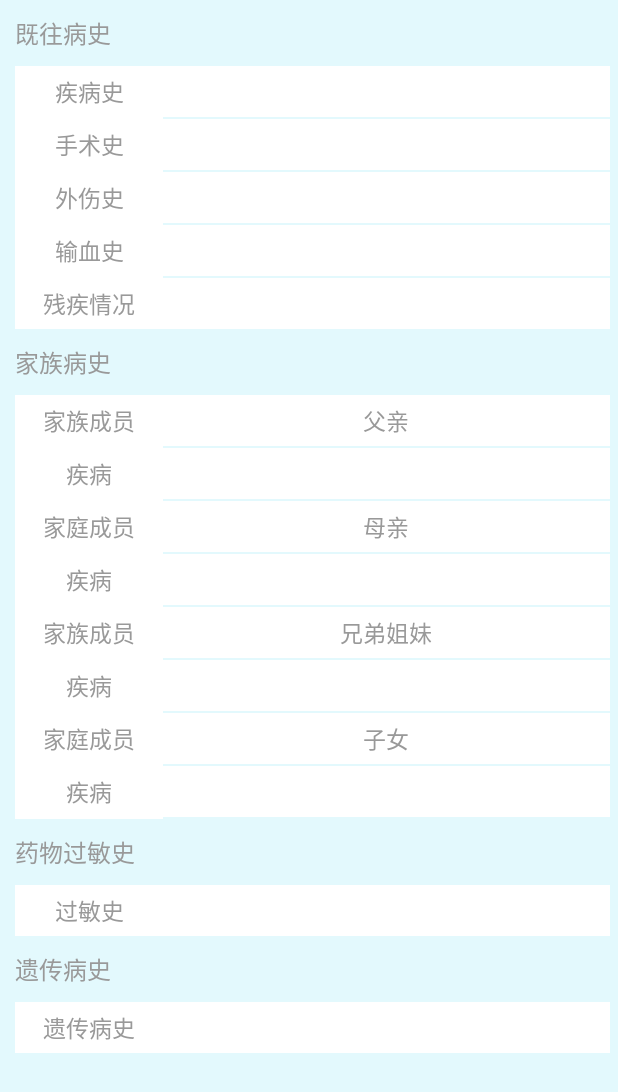
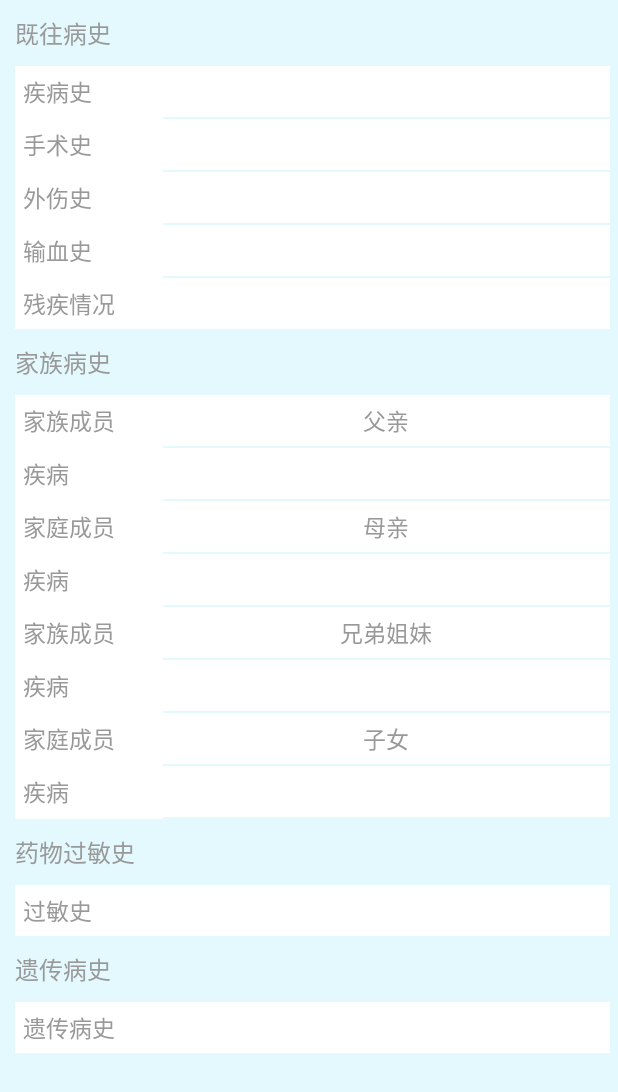
Before and after one commit to faha1995/TheHealthy, an Android app: the layout fragment_medicalhistory.xml on its own in the app's theme, with its tools: preview values and no code run, on a phone screen of 412 x 824 dp. Shown: the top 1092 px of the screen. Run offline under Robolectric (Android 15) with nearby library versions, the phone set to English and light mode, and no system bars; network calls fail.

Commit message:
资料信息，既往病史 界面数据

```diff
--- a/app/src/main/java/com/example/administrator/thehealthy/fragment/inforFrament/HabitFragment.java
+++ b/app/src/main/java/com/example/administrator/thehealthy/fragment/inforFrament/HabitFragment.java
@@ -81,13 +81,13 @@ public class HabitFragment extends BaseFragment {
         }, new Response.ErrorListener() {
             @Override
             public void onErrorResponse(VolleyError error) {
-                Toast.makeText(getActivity(),error.getMessage(),Toast.LENGTH_SHORT).show();
+                Toast.makeText(getActivity(), error.getMessage(), Toast.LENGTH_SHORT).show();
             }
         }) {
             @Override
             protected Map<String, String> getParams() throws AuthFailureError {
                 HashMap<String, String> params = new HashMap<>();
-                params.put("resident_id",user.get("resident_id"));
+                params.put("resident_id", user.get("resident_id"));
                 return params;
             }
         };
--- a/app/src/main/res/layout/fragment_medicalhistory.xml
+++ b/app/src/main/res/layout/fragment_medicalhistory.xml
@@ -15,6 +15,7 @@
             android:orientation="vertical">
 
 
+
                 <TextView
                     android:layout_width="wrap_content"
                     android:layout_height="wrap_content"
@@ -22,6 +23,7 @@
                     android:text="既往病史"
                     android:textColor="@color/secondaryColor"
                     android:textSize="16sp" />
+
 
             <LinearLayout
                 android:layout_width="match_parent"
@@ -41,7 +43,6 @@
                         android:layout_width="0dp"
                         android:layout_height="wrap_content"
                         android:layout_weight="1"
-                        android:gravity="center"
                         android:padding="@dimen/fragment_information_textPadding"
                         android:text="疾病史"
                         android:textColor="@color/secondaryColor"
@@ -71,7 +72,6 @@
                         android:layout_width="0dp"
                         android:layout_height="wrap_content"
                         android:layout_weight="1"
-                        android:gravity="center"
                         android:padding="@dimen/fragment_information_textPadding"
                         android:text="手术史"
                         android:textColor="@color/secondaryColor"
@@ -101,7 +101,6 @@
                         android:layout_width="0dp"
                         android:layout_height="wrap_content"
                         android:layout_weight="1"
-                        android:gravity="center"
                         android:padding="@dimen/fragment_information_textPadding"
                         android:text="外伤史"
                         android:textColor="@color/secondaryColor"
@@ -131,7 +130,6 @@
                         android:layout_width="0dp"
                         android:layout_height="wrap_content"
                         android:layout_weight="1"
-                        android:gravity="center"
                         android:padding="@dimen/fragment_information_textPadding"
                         android:text="输血史"
                         android:textColor="@color/secondaryColor"
@@ -161,14 +159,13 @@
                         android:layout_width="0dp"
                         android:layout_height="wrap_content"
                         android:layout_weight="1"
-                        android:gravity="center"
                         android:padding="@dimen/fragment_information_textPadding"
                         android:text="残疾情况"
                         android:textColor="@color/secondaryColor"
                         android:textSize="@dimen/fragment_information_normalTextSize" />
 
                     <TextView
-                        android:id="@+id/text_mecialHistory_disability"
+                        android:id="@+id/text_medicalHistory_disability"
                         android:layout_width="0dp"
                         android:layout_height="wrap_content"
                         android:layout_weight="3"
@@ -206,7 +203,6 @@
                         android:layout_width="0dp"
                         android:layout_height="wrap_content"
                         android:layout_weight="1"
-                        android:gravity="center"
                         android:padding="@dimen/fragment_information_textPadding"
                         android:text="家族成员"
                         android:textColor="@color/secondaryColor"
@@ -237,7 +233,6 @@
                         android:layout_width="0dp"
                         android:layout_height="wrap_content"
                         android:layout_weight="1"
-                        android:gravity="center"
                         android:padding="@dimen/fragment_information_textPadding"
                         android:text="疾病"
                         android:textColor="@color/secondaryColor"
@@ -267,7 +262,6 @@
                         android:layout_width="0dp"
                         android:layout_height="wrap_content"
                         android:layout_weight="1"
-                        android:gravity="center"
                         android:padding="@dimen/fragment_information_textPadding"
                         android:text="家庭成员"
                         android:textColor="@color/secondaryColor"
@@ -298,7 +292,6 @@
                         android:layout_width="0dp"
                         android:layout_height="wrap_content"
                         android:layout_weight="1"
-                        android:gravity="center"
                         android:padding="@dimen/fragment_information_textPadding"
                         android:text="疾病"
                         android:textColor="@color/secondaryColor"
@@ -329,7 +322,6 @@
                         android:layout_width="0dp"
                         android:layout_height="wrap_content"
                         android:layout_weight="1"
-                        android:gravity="center"
                         android:padding="@dimen/fragment_information_textPadding"
                         android:text="家族成员"
                         android:textColor="@color/secondaryColor"
@@ -360,7 +352,6 @@
                         android:layout_width="0dp"
                         android:layout_height="wrap_content"
                         android:layout_weight="1"
-                        android:gravity="center"
                         android:padding="@dimen/fragment_information_textPadding"
                         android:text="疾病"
                         android:textColor="@color/secondaryColor"
@@ -390,7 +381,6 @@
                         android:layout_width="0dp"
                         android:layout_height="wrap_content"
                         android:layout_weight="1"
-                        android:gravity="center"
                         android:padding="@dimen/fragment_information_textPadding"
                         android:text="家庭成员"
                         android:textColor="@color/secondaryColor"
@@ -421,7 +411,6 @@
                         android:layout_width="0dp"
                         android:layout_height="wrap_content"
                         android:layout_weight="1"
-                        android:gravity="center"
                         android:padding="@dimen/fragment_information_textPadding"
                         android:text="疾病"
                         android:textColor="@color/secondaryColor"
@@ -467,7 +456,6 @@
                         android:layout_width="0dp"
                         android:layout_height="wrap_content"
                         android:layout_weight="1"
-                        android:gravity="center"
                         android:padding="@dimen/fragment_information_textPadding"
                         android:text="过敏史"
                         android:textColor="@color/secondaryColor"
@@ -511,7 +499,6 @@
                         android:layout_width="0dp"
                         android:layout_height="wrap_content"
                         android:layout_weight="1"
-                        android:gravity="center"
                         android:padding="@dimen/fragment_information_textPadding"
                         android:text="遗传病史"
                         android:textColor="@color/secondaryColor"
@@ -532,7 +519,7 @@
             <!-- 在布局的最后空出一段-->
             <LinearLayout
                 android:layout_width="match_parent"
-                android:layout_height="30dp"/>
+                android:layout_height="30dp" />
 
         </LinearLayout>
     </ScrollView>
```
Also changed, not shown: app/src/main/java/com/example/administrator/thehealthy/fragment/inforFrament/MedicalHistoryFragment.java (+96 -11 lines). Lines whose indentation alone changed are shown as unchanged.
